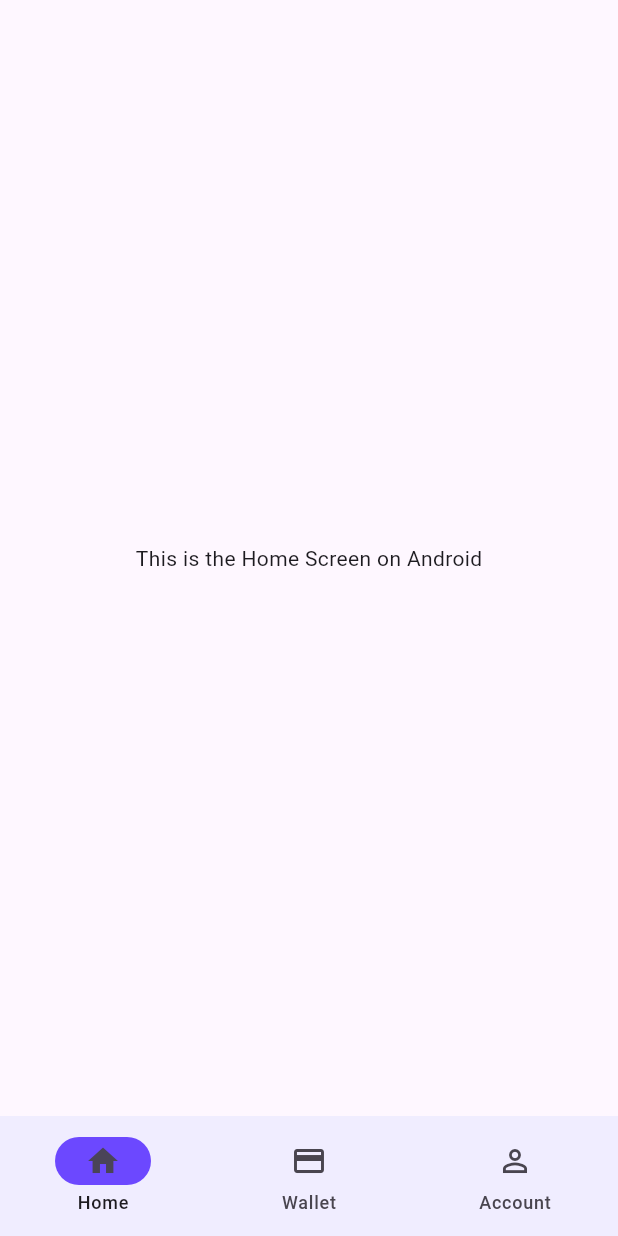
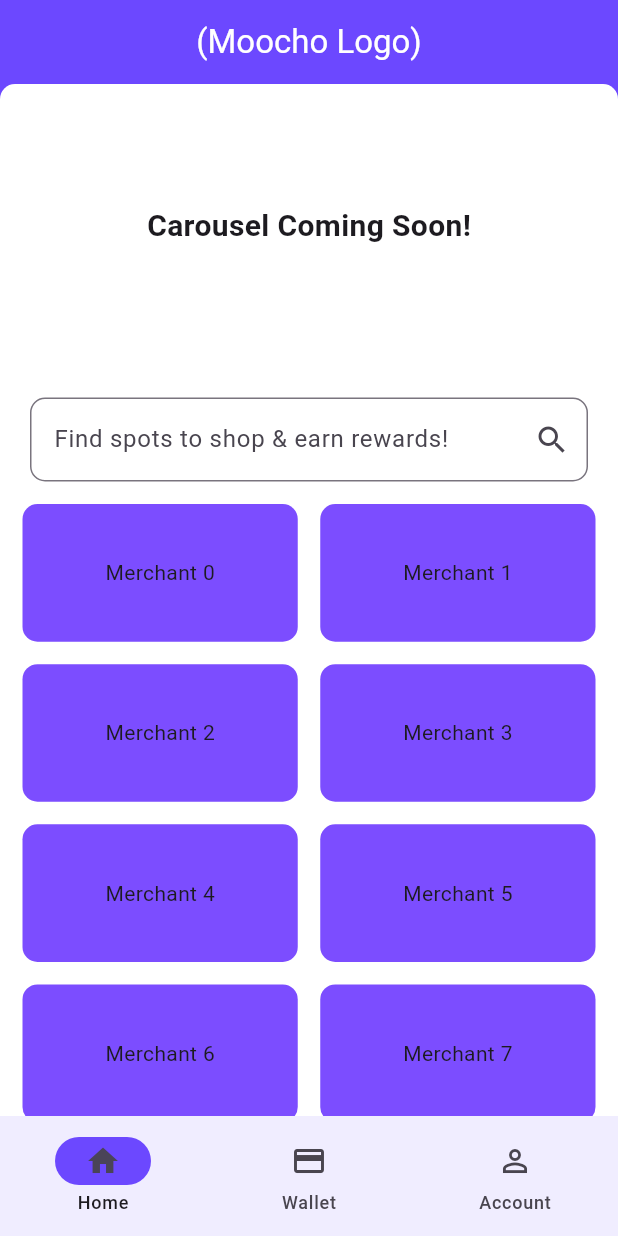
Before and after one commit to johnBrereton/Project-305, a Flutter app: the screen it shows after launch, on a phone screen of 412 x 824 dp. Run offline on Flutter 3.47's test engine with Material 2 defaults, Android fonts, the light colour scheme and no system bars; missing offline and left inert: app_settings.

Commit message:
Home page frontend

```diff
--- a/Flutter App/project_305/lib/app.dart
+++ b/Flutter App/project_305/lib/app.dart
@@ -103,14 +103,6 @@ class _MaterialNavbarState extends State<MaterialNavbar> {
   ];
 
   @override
-  void initState() {
-    super.initState();
-    SystemChrome.setSystemUIOverlayStyle(const SystemUiOverlayStyle(
-      systemNavigationBarColor: Color(0xFFF0EDFF), // Set the color of the system bar here
-    ));
-  }
-
-  @override
   Widget build(BuildContext context) {
 
     return Scaffold(
--- a/Flutter App/project_305/lib/main.dart
+++ b/Flutter App/project_305/lib/main.dart
@@ -2,7 +2,6 @@ import 'package:flutter/cupertino.dart';
 
 import 'app.dart';
 
-
 void main() {
   runApp(const MyApp());
 }
--- a/Flutter App/project_305/lib/screens/material_home.dart
+++ b/Flutter App/project_305/lib/screens/material_home.dart
@@ -5,10 +5,73 @@ class MaterialHome extends StatelessWidget {
 
   @override
   Widget build(BuildContext context) {
-
-    return const Scaffold(
-      body: Center(
-        child: Text("This is the Home Screen on Android"),
+    return Scaffold(
+      backgroundColor: Color(0xFF6C48FF),
+      appBar: AppBar(
+        backgroundColor: Color(0xFF6C48FF),
+        title: Text('(Moocho Logo)'),
+        centerTitle: true,
+        foregroundColor: Colors.white,
+      ),
+      body: Container(
+        decoration: const ShapeDecoration(
+          color: Colors.white,
+          shape: RoundedRectangleBorder(
+            borderRadius: BorderRadius.only(
+              topLeft: Radius.circular(10),
+              topRight: Radius.circular(10),
+            ),
+          )
+        ),
+        child: Column(
+          children: [
+            Container(
+              margin: const EdgeInsets.only(top: 80, bottom: 80),
+              child: const Text(
+                'Carousel Coming Soon!',
+                style: TextStyle(
+                  fontSize: 20,
+                  fontWeight: FontWeight.bold,
+                ),
+              ),
+            ),
+            Container(
+              margin: const EdgeInsets.only(top: 20, left: 20, right: 20),
+              child: const TextField(
+                decoration: InputDecoration(
+                  border: OutlineInputBorder(
+                    borderRadius: BorderRadius.all(Radius.circular(10)),
+                  ),
+                  labelText: 'Find spots to shop & earn rewards!',
+                  suffixIcon: Icon(Icons.search),
+                )
+              )
+            ),
+            Expanded(
+              child: GridView.builder(
+                itemCount: 10,
+                padding: const EdgeInsets.all(15),
+                gridDelegate: const SliverGridDelegateWithFixedCrossAxisCount(
+                  crossAxisCount: 2,
+                  childAspectRatio: 2.0,
+                  mainAxisSpacing: 15.0,
+                  crossAxisSpacing: 15.0,
+                ),
+                itemBuilder: (BuildContext context, int index) {
+                  return Container(
+                    alignment: Alignment.center,
+                    // tileColor: _items[index].isOdd ? oddItemColor : evenItemColor,
+                    decoration: BoxDecoration(
+                      borderRadius: BorderRadius.circular(10),
+                      color: Colors.deepPurpleAccent,
+                    ),
+                    child: Text('Merchant $index'),
+                  );
+                },
+              ),
+            )
+          ],
+        ),
       ),
     );
   }
```
